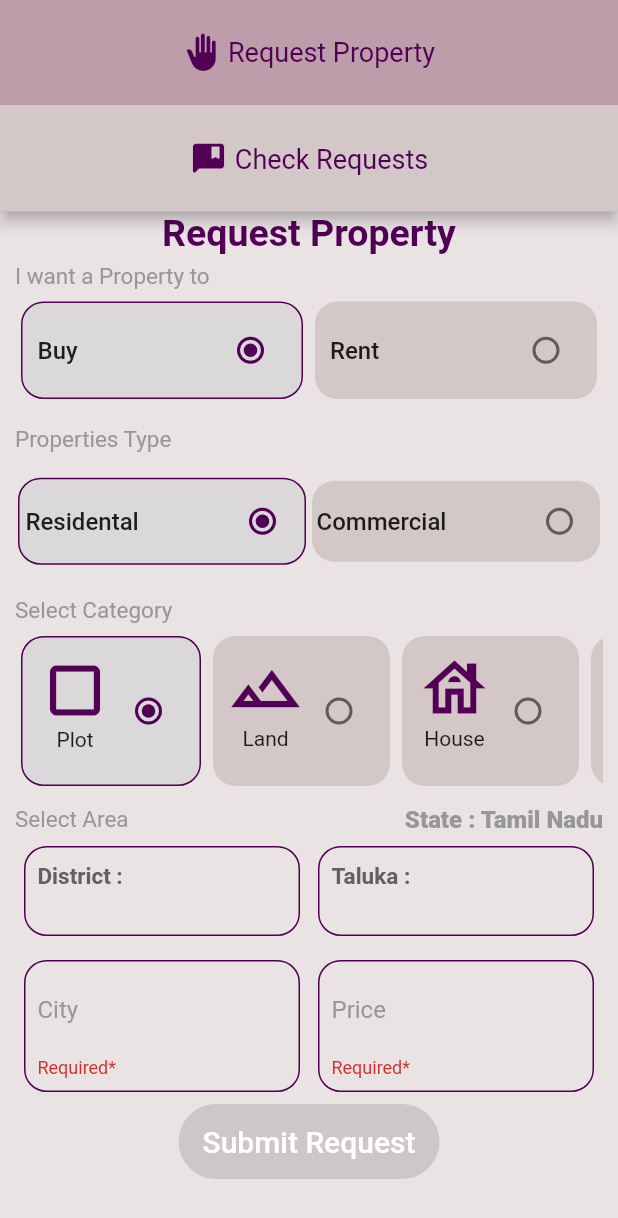
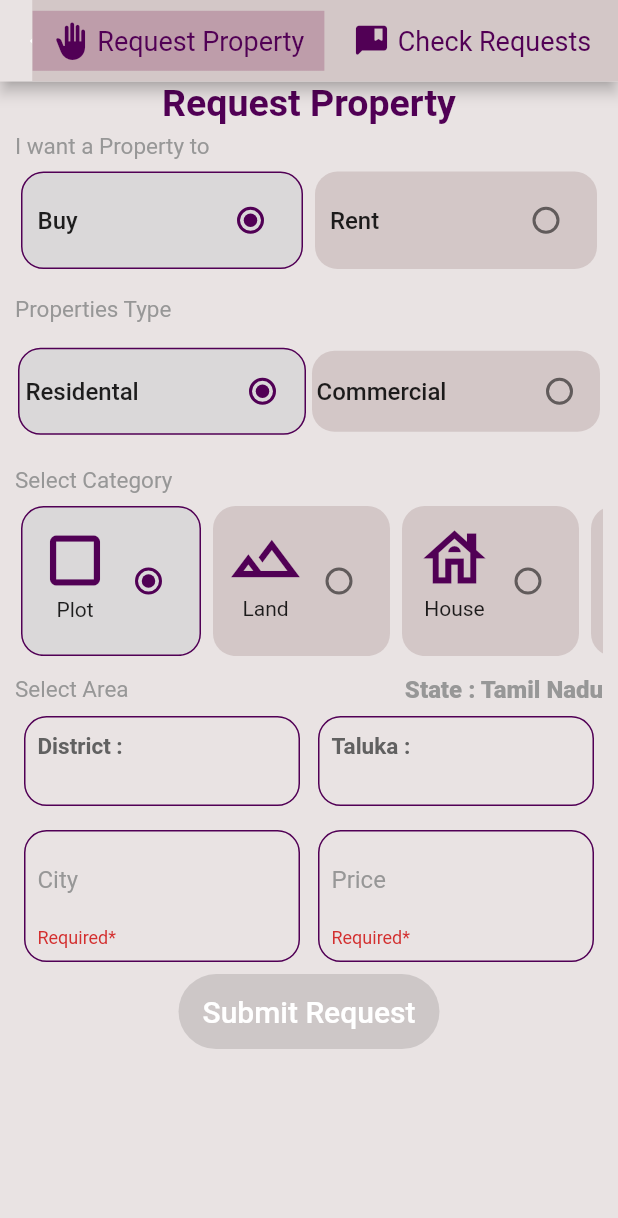
Before and after one commit to JohnNixon6972/Property_app, a Flutter app: the raiseAnIssue screen opened by its route, on a phone screen of 412 x 824 dp. Shown: the top 1218 px of the screen. Run offline on Flutter 3.47's test engine with Material 2 defaults, Android fonts, the phone set to English and light mode, and no system bars; drawn by our look-alikes of toggle_switch; our stand-ins replace avatar_glow, cached_network_image, cloud_firestore, dotted_border, double_back_to_close_app, firebase_auth and 11 more; missing offline and left inert: country_state_city_picker, email_auth, emojis, firebase_phone_auth_handler, open_mail_app; accounts and stored records are empty; statements that could not run were skipped.

Commit message:
saved my changeas

```diff
--- a/lib/screens/raiseIssue.dart
+++ b/lib/screens/raiseIssue.dart
@@ -51,15 +51,16 @@ class _raiseAnIssueState extends State<raiseAnIssue> {
       child: Scaffold(
         backgroundColor: kPageBackgroundColor,
         appBar: AppBar(
-          toolbarHeight: 141,
+          backgroundColor: kPageBackgroundColor,
+          toolbarHeight: MediaQuery.of(context).size.height * 0.066,
           actions: [
             ToggleSwitch(
               minWidth: MediaQuery.of(context).size.width,
-              minHeight: 70,
+
               initialLabelIndex: idx ? 0 : 1,
               totalSwitches: 2,
               cornerRadius: 0,
-              isVertical: true,
+              // isVertical: true,
               activeBgColor: const [kBottomNavigationBackgroundColor],
               inactiveBgColor: kNavigationIconColor,
               activeBorders: [
--- a/lib/screens/searchScreen.dart
+++ b/lib/screens/searchScreen.dart
@@ -322,7 +322,7 @@ class _searchScreenState extends State<searchScreen> {
                       color: kHighlightedTextColor,
                     ),
                     onPressed: () {
-                      query = " ";
+                      query = "";
                       myController.text = "";
                       // print(query);
                     },
```
